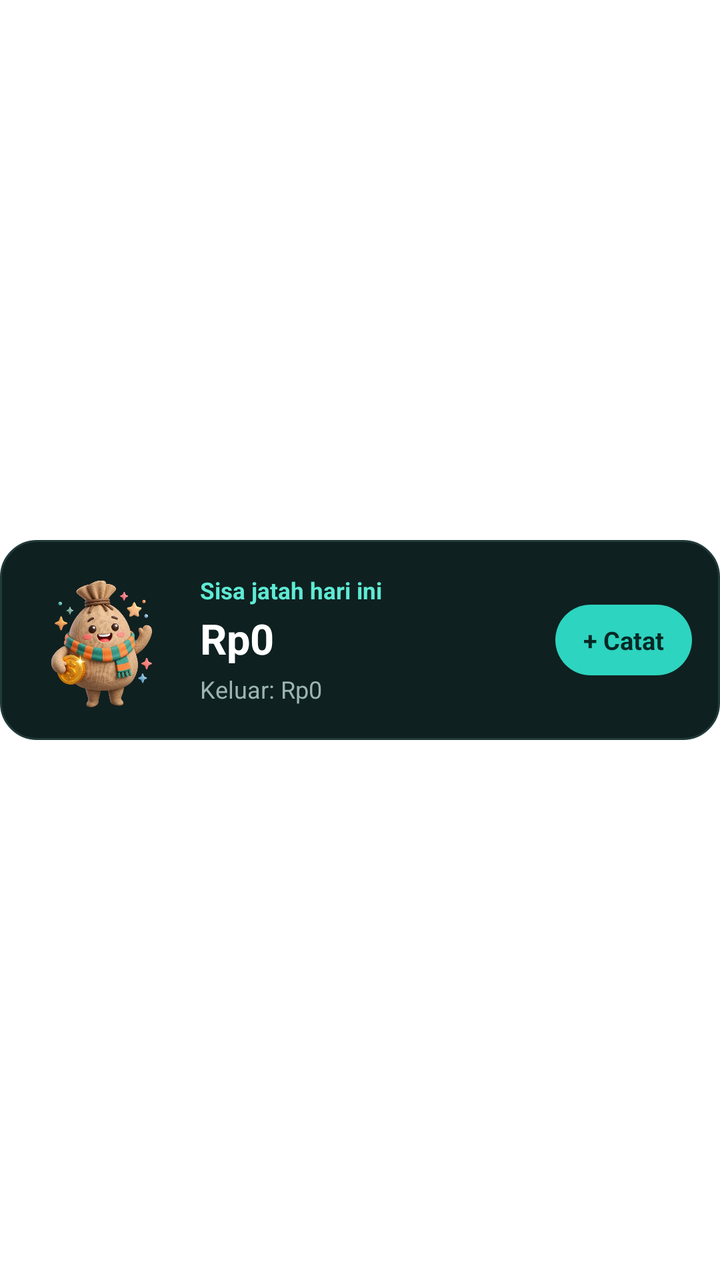
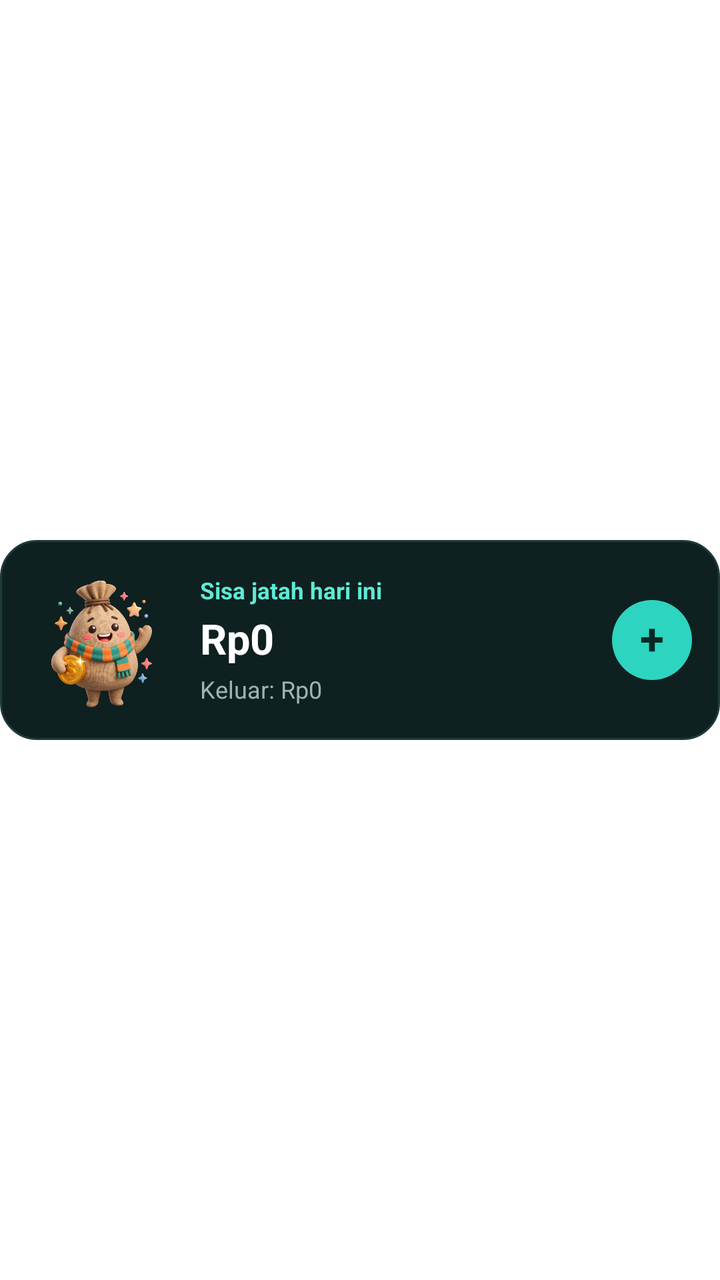

Two renders of the same Android screen: before a commit and after it. Below are the layout's source before the change and the commit's diff.
<!-- AndroidManifest.xml: fallback theme Theme.MaterialComponents.DayNight.NoActionBar -->
<!-- res/layout/catatim_widget.xml -->
<?xml version="1.0" encoding="utf-8"?>
<FrameLayout xmlns:android="http://schemas.android.com/apk/res/android"
    android:layout_width="match_parent"
    android:layout_height="match_parent">

    <LinearLayout
        android:id="@+id/widget_root"
        android:layout_width="match_parent"
        android:layout_height="wrap_content"
        android:layout_gravity="center_vertical"
        android:background="@drawable/widget_bg"
        android:gravity="center_vertical"
        android:orientation="horizontal"
        android:paddingStart="12dp"
        android:paddingTop="12dp"
        android:paddingEnd="14dp"
        android:paddingBottom="12dp">

        <ImageView
            android:id="@+id/widget_mascot"
            android:layout_width="76dp"
            android:layout_height="76dp"
            android:contentDescription="Maskot CatatIM"
            android:scaleType="fitCenter"
            android:src="@drawable/widget_mascot" />

        <LinearLayout
            android:layout_width="0dp"
            android:layout_height="wrap_content"
            android:layout_marginStart="12dp"
            android:layout_marginEnd="10dp"
            android:layout_weight="1"
            android:orientation="vertical">

            <TextView
                android:id="@+id/widget_headline"
                android:layout_width="match_parent"
                android:layout_height="wrap_content"
                android:ellipsize="end"
                android:maxLines="1"
                android:text="Sisa jatah hari ini"
                android:textColor="#5EEAD4"
                android:textSize="11.5sp"
                android:textStyle="bold" />

            <TextView
                android:id="@+id/widget_primary_amount"
                android:layout_width="match_parent"
                android:layout_height="wrap_content"
                android:layout_marginTop="2dp"
                android:ellipsize="end"
                android:maxLines="1"
                android:text="Rp0"
                android:textColor="#FFFFFF"
                android:textSize="21sp"
                android:textStyle="bold" />

            <TextView
                android:id="@+id/widget_secondary_info"
                android:layout_width="match_parent"
                android:layout_height="wrap_content"
                android:layout_marginTop="3dp"
                android:ellipsize="end"
                android:maxLines="1"
                android:text="Keluar: Rp0"
                android:textColor="#9BB5B1"
                android:textSize="12sp" />
        </LinearLayout>

        <TextView
            android:id="@+id/widget_add_btn"
            android:layout_width="wrap_content"
            android:layout_height="wrap_content"
            android:background="@drawable/widget_btn_bg"
            android:paddingLeft="14dp"
            android:paddingTop="9dp"
            android:paddingRight="14dp"
            android:paddingBottom="9dp"
            android:text="+ Catat"
            android:textColor="#062825"
            android:textSize="12.5sp"
            android:textStyle="bold" />
    </LinearLayout>
</FrameLayout>
<!-- resources referenced by this layout -->
<resources>
  <!-- drawable widget_bg (drawable) -->
  <?xml version="1.0" encoding="utf-8"?>
  <shape xmlns:android="http://schemas.android.com/apk/res/android"
      android:shape="rectangle">
      <solid android:color="#0F2020" />
      <stroke
          android:width="1dp"
          android:color="#213A3A" />
      <corners android:radius="18dp" />
  </shape>
  <!-- drawable widget_btn_bg (drawable) -->
  <?xml version="1.0" encoding="utf-8"?>
  <shape xmlns:android="http://schemas.android.com/apk/res/android"
      android:shape="rectangle">
      <solid android:color="#2DD4BF" />
      <corners android:radius="999dp" />
  </shape>
  <!-- drawable widget_mascot: webp bitmap (drawable, 77004 bytes) -->
</resources>

<!-- the commit's change to res/layout/catatim_widget.xml (unified diff, before → after) -->
@@ -37,7 +37,7 @@
                 android:layout_width="match_parent"
                 android:layout_height="wrap_content"
                 android:ellipsize="end"
-                android:maxLines="1"
+                android:maxLines="2"
                 android:text="Sisa jatah hari ini"
                 android:textColor="#5EEAD4"
                 android:textSize="11.5sp"
@@ -69,16 +69,15 @@
 
         <TextView
             android:id="@+id/widget_add_btn"
-            android:layout_width="wrap_content"
-            android:layout_height="wrap_content"
+            android:layout_width="40dp"
+            android:layout_height="40dp"
             android:background="@drawable/widget_btn_bg"
-            android:paddingLeft="14dp"
-            android:paddingTop="9dp"
-            android:paddingRight="14dp"
-            android:paddingBottom="9dp"
-            android:text="+ Catat"
+            android:contentDescription="Catat transaksi baru"
+            android:gravity="center"
+            android:includeFontPadding="false"
+            android:text="+"
             android:textColor="#062825"
-            android:textSize="12.5sp"
+            android:textSize="22sp"
             android:textStyle="bold" />
     </LinearLayout>
 </FrameLayout>
